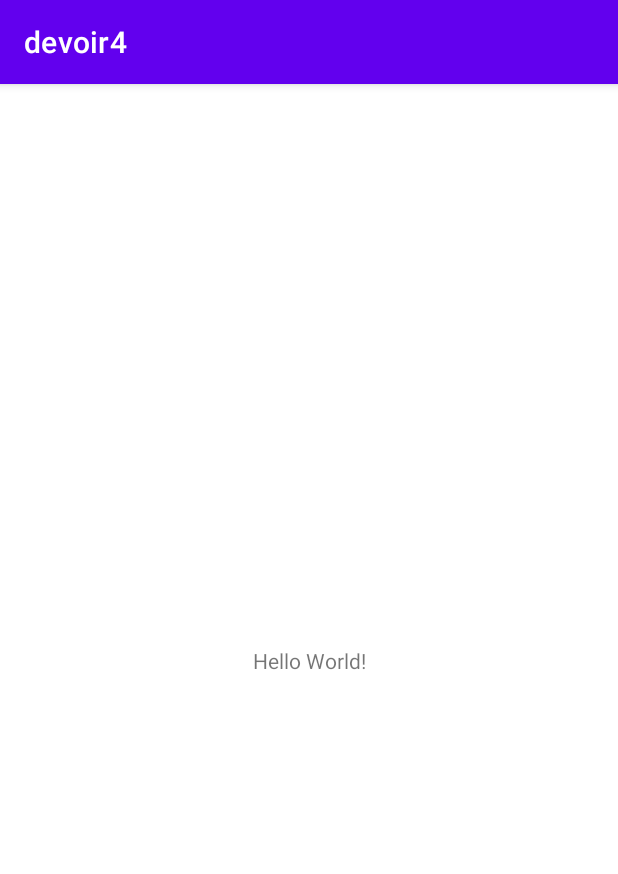
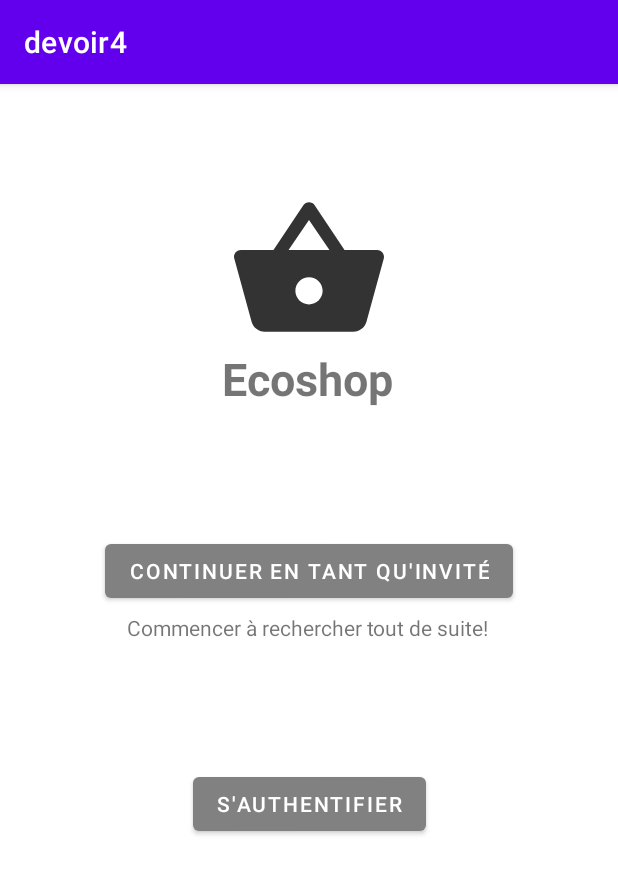
Before and after one commit to gabrielMenard/ApplicationEpicerie, an Android app: the screen it shows after launch (MainActivity before the commit, Preauthentification after it), on a phone screen of 412 x 824 dp. Shown: the top 874 px of the screen. Run offline under Robolectric (Android 15) with nearby library versions, the phone set to English and light mode, and no system bars; 2 statements that could not run were skipped.

Commit message:
Preauthentification
-used clip art shopping_basket for ecoshop icon

```diff
--- a/devoir4/app/src/main/AndroidManifest.xml
+++ b/devoir4/app/src/main/AndroidManifest.xml
@@ -9,13 +9,19 @@
         android:roundIcon="@mipmap/ic_launcher_round"
         android:supportsRtl="true"
         android:theme="@style/Theme.Devoir4">
-        <activity android:name=".MainActivity">
+        <activity android:name=".Preauthentification">
             <intent-filter>
                 <action android:name="android.intent.action.MAIN" />
 
                 <category android:name="android.intent.category.LAUNCHER" />
             </intent-filter>
         </activity>
+        <activity android:name=".Authentification"/>
+        <activity android:name=".Accueil"/>
+        <activity android:name=".Scan"/>
+        <activity android:name=".SearchResult"/>
+        <activity android:name=".Sidebar"/>
+        <activity android:name=".Favoris"/>
     </application>
 
 </manifest>
--- a/devoir4/app/src/main/java/com/example/devoir4/MainActivity.java
+++ /dev/null
@@ -1,14 +0,0 @@
-package com.example.devoir4;
-
-import androidx.appcompat.app.AppCompatActivity;
-
-import android.os.Bundle;
-
-public class MainActivity extends AppCompatActivity {
-
-    @Override
-    protected void onCreate(Bundle savedInstanceState) {
-        super.onCreate(savedInstanceState);
-        setContentView(R.layout.activity_main);
-    }
-}
--- /dev/null
+++ b/devoir4/app/src/main/java/com/example/devoir4/Preauthentification.java
@@ -0,0 +1,27 @@
+package com.example.devoir4;
+
+import android.content.Intent;
+import android.os.Bundle;
+import android.view.View;
+import android.widget.Button;
+
+import androidx.appcompat.app.AppCompatActivity;
+
+public class Preauthentification extends AppCompatActivity {
+    Button b_guest;
+    Button b_signin;
+
+    @Override
+    protected void onCreate(Bundle savedInstanceState) {
+        super.onCreate(savedInstanceState);
+        setContentView(R.layout.preauthentification);
+
+        b_guest = findViewById(R.id.b_guest);
+        b_guest.setOnClickListener(b_guestListener);
+        b_signin = findViewById(R.id.b_signin);
+        b_signin.setOnClickListener(b_signinListener);
+    }
+
+    View.OnClickListener b_guestListener = v -> startActivity(new Intent(Preauthentification.this,Accueil.class));
+    View.OnClickListener b_signinListener = v -> startActivity(new Intent(Preauthentification.this, Authentification.class));
+}
--- /dev/null
+++ b/devoir4/app/src/main/res/drawable-anydpi/ic_shopping_basket.xml
@@ -0,0 +1,16 @@
+<vector xmlns:android="http://schemas.android.com/apk/res/android"
+    android:width="24dp"
+    android:height="24dp"
+    android:viewportWidth="24"
+    android:viewportHeight="24"
+    android:tint="#000000"
+    android:alpha="0.8">
+  <group android:scaleX="1.0909091"
+      android:scaleY="1.0909091"
+      android:translateX="-1.0909091"
+      android:translateY="-0.54545456">
+    <path
+        android:fillColor="@android:color/white"
+        android:pathData="M17.21,9l-4.38,-6.56c-0.19,-0.28 -0.51,-0.42 -0.83,-0.42 -0.32,0 -0.64,0.14 -0.83,0.43L6.79,9L2,9c-0.55,0 -1,0.45 -1,1 0,0.09 0.01,0.18 0.04,0.27l2.54,9.27c0.23,0.84 1,1.46 1.92,1.46h13c0.92,0 1.69,-0.62 1.93,-1.46l2.54,-9.27L23,10c0,-0.55 -0.45,-1 -1,-1h-4.79zM9,9l3,-4.4L15,9L9,9zM12,17c-1.1,0 -2,-0.9 -2,-2s0.9,-2 2,-2 2,0.9 2,2 -0.9,2 -2,2z"/>
+  </group>
+</vector>
--- /dev/null
+++ b/devoir4/app/src/main/res/font/font_families.xml
@@ -0,0 +1,12 @@
+<?xml version="1.0" encoding="utf-8"?>
+<font-family xmlns:android="http://schemas.android.com/apk/res/android">
+    <font
+        android:fontStyle="normal"
+        android:fontWeight="400" />
+    <font
+        android:fontStyle="italic"
+        android:fontWeight="400" />
+    <font
+        android:fontStyle="normal"
+        android:fontWeight="700" />
+</font-family>
--- a/devoir4/app/src/main/res/layout/activity_main.xml
+++ /dev/null
@@ -1,18 +0,0 @@
-<?xml version="1.0" encoding="utf-8"?>
-<androidx.constraintlayout.widget.ConstraintLayout xmlns:android="http://schemas.android.com/apk/res/android"
-    xmlns:app="http://schemas.android.com/apk/res-auto"
-    xmlns:tools="http://schemas.android.com/tools"
-    android:layout_width="match_parent"
-    android:layout_height="match_parent"
-    tools:context=".MainActivity">
-
-    <TextView
-        android:layout_width="wrap_content"
-        android:layout_height="wrap_content"
-        android:text="Hello World!"
-        app:layout_constraintBottom_toBottomOf="parent"
-        app:layout_constraintLeft_toLeftOf="parent"
-        app:layout_constraintRight_toRightOf="parent"
-        app:layout_constraintTop_toTopOf="parent" />
-
-</androidx.constraintlayout.widget.ConstraintLayout>
--- /dev/null
+++ b/devoir4/app/src/main/res/layout/preauthentification.xml
@@ -0,0 +1,65 @@
+<?xml version="1.0" encoding="utf-8"?>
+<androidx.constraintlayout.widget.ConstraintLayout
+    xmlns:android="http://schemas.android.com/apk/res/android"
+    xmlns:app="http://schemas.android.com/apk/res-auto"
+    xmlns:tools="http://schemas.android.com/tools"
+    android:layout_width="match_parent"
+    android:layout_height="match_parent">
+
+    <ImageView
+        android:id="@+id/ic_ecoshop"
+        android:layout_width="117dp"
+        android:layout_height="100dp"
+        android:layout_marginTop="72dp"
+        app:layout_constraintEnd_toEndOf="parent"
+        app:layout_constraintStart_toStartOf="parent"
+        app:layout_constraintTop_toTopOf="parent"
+        app:srcCompat="@drawable/ic_shopping_basket" />
+
+    <TextView
+        android:id="@+id/t_echoshop"
+        android:layout_width="wrap_content"
+        android:layout_height="wrap_content"
+        android:layout_marginTop="4dp"
+        android:fontFamily="@font/font_families"
+        android:text="Ecoshop"
+        android:textSize="30sp"
+        android:textStyle="bold"
+        app:layout_constraintEnd_toEndOf="parent"
+        app:layout_constraintHorizontal_bias="0.496"
+        app:layout_constraintStart_toStartOf="parent"
+        app:layout_constraintTop_toBottomOf="@+id/ic_ecoshop" />
+
+    <Button
+        android:id="@+id/b_guest"
+        android:layout_width="wrap_content"
+        android:layout_height="wrap_content"
+        android:layout_marginTop="84dp"
+        android:text="@string/b_guest"
+        app:backgroundTint="#818181"
+        app:layout_constraintEnd_toEndOf="parent"
+        app:layout_constraintStart_toStartOf="parent"
+        app:layout_constraintTop_toBottomOf="@+id/t_echoshop" />
+
+    <TextView
+        android:id="@+id/t_search"
+        android:layout_width="wrap_content"
+        android:layout_height="wrap_content"
+        android:layout_marginTop="4dp"
+        android:text="@string/t_search"
+        app:layout_constraintEnd_toEndOf="parent"
+        app:layout_constraintHorizontal_bias="0.498"
+        app:layout_constraintStart_toStartOf="parent"
+        app:layout_constraintTop_toBottomOf="@+id/b_guest" />
+
+    <Button
+        android:id="@+id/b_signin"
+        android:layout_width="wrap_content"
+        android:layout_height="wrap_content"
+        android:layout_marginTop="84dp"
+        android:text="S'authentifier"
+        app:backgroundTint="#818181"
+        app:layout_constraintEnd_toEndOf="parent"
+        app:layout_constraintStart_toStartOf="parent"
+        app:layout_constraintTop_toBottomOf="@+id/t_search" />
+</androidx.constraintlayout.widget.ConstraintLayout>
--- a/devoir4/app/src/main/res/values/strings.xml
+++ b/devoir4/app/src/main/res/values/strings.xml
@@ -1,3 +1,5 @@
 <resources>
     <string name="app_name">devoir4</string>
+    <string name="b_guest">Continuer en tant qu\'invité</string>
+    <string name="t_search">Commencer à rechercher tout de suite!</string>
 </resources>
```
Also changed, not shown: devoir4/app/src/main/res/drawable-hdpi/ic_shopping_basket.png (added), devoir4/app/src/main/res/drawable-mdpi/ic_shopping_basket.png (added), devoir4/app/src/main/res/drawable-xhdpi/ic_shopping_basket.png (added), devoir4/app/src/main/res/drawable-xxhdpi/ic_shopping_basket.png (added).
